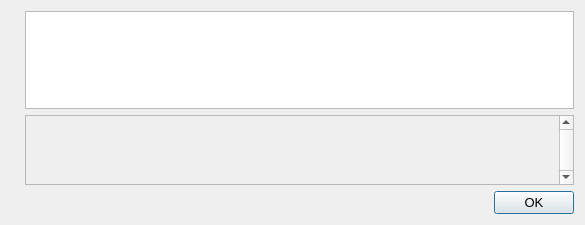
Above: src/qt/forms/helpmessagedialog.ui from dogecash/dogecash-oldchain before the change. Below: the same form after it.
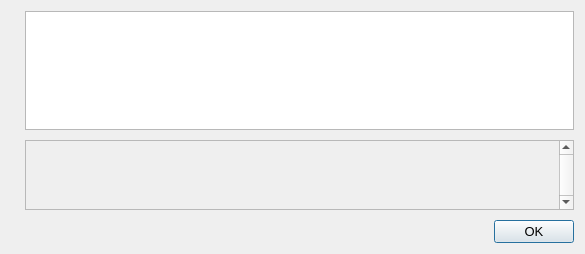
That is the form after the change. Icons and pictures are not drawn.

The edit to the form file:
```diff
--- a/src/qt/forms/helpmessagedialog.ui
+++ b/src/qt/forms/helpmessagedialog.ui
@@ -7,7 +7,7 @@
     <x>0</x>
     <y>0</y>
     <width>585</width>
-    <height>225</height>
+    <height>254</height>
    </rect>
   </property>
   <property name="font">
@@ -27,13 +27,25 @@
        <verstretch>0</verstretch>
       </sizepolicy>
      </property>
+     <property name="text">
+      <string/>
+     </property>
      <property name="pixmap">
       <pixmap resource="../dogecash.qrc">:/images/about</pixmap>
      </property>
+     <property name="scaledContents">
+      <bool>false</bool>
+     </property>
+     <property name="alignment">
+      <set>Qt::AlignLeading|Qt::AlignLeft|Qt::AlignVCenter</set>
+     </property>
     </widget>
    </item>
    <item>
     <layout class="QVBoxLayout" name="verticalLayout">
+     <property name="spacing">
+      <number>10</number>
+     </property>
      <item>
       <widget class="QTextEdit" name="helpMessage">
        <property name="readOnly">
@@ -54,7 +66,7 @@
          <rect>
           <x>0</x>
           <y>0</y>
-          <width>447</width>
+          <width>479</width>
           <height>68</height>
          </rect>
         </property>
```
